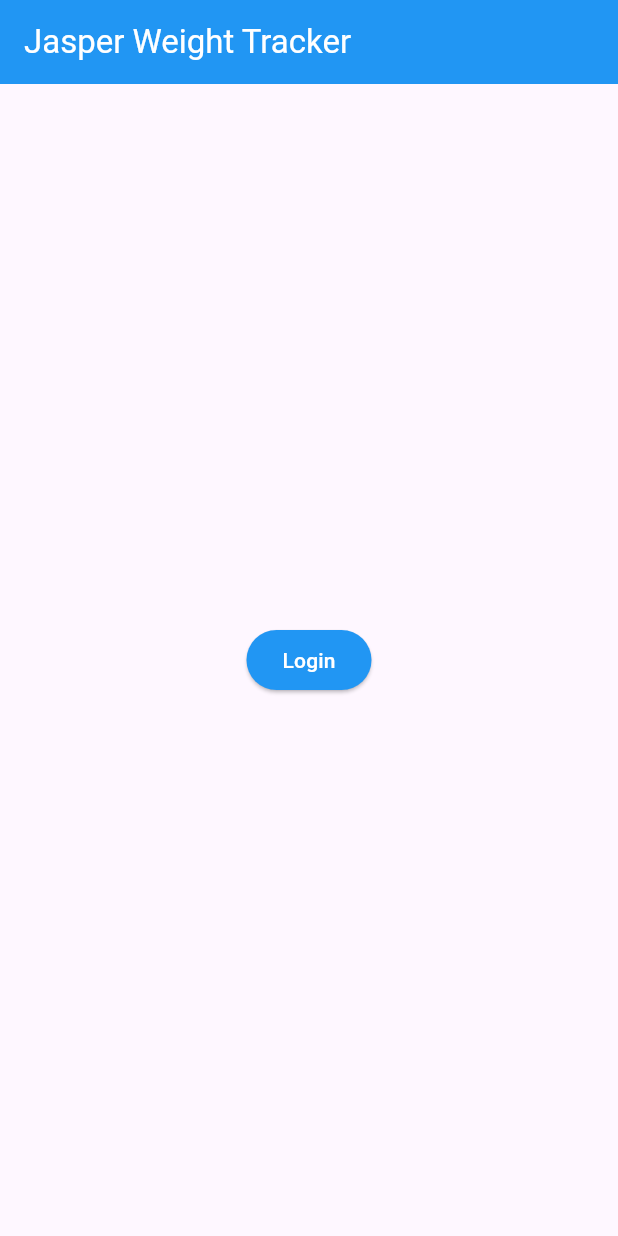
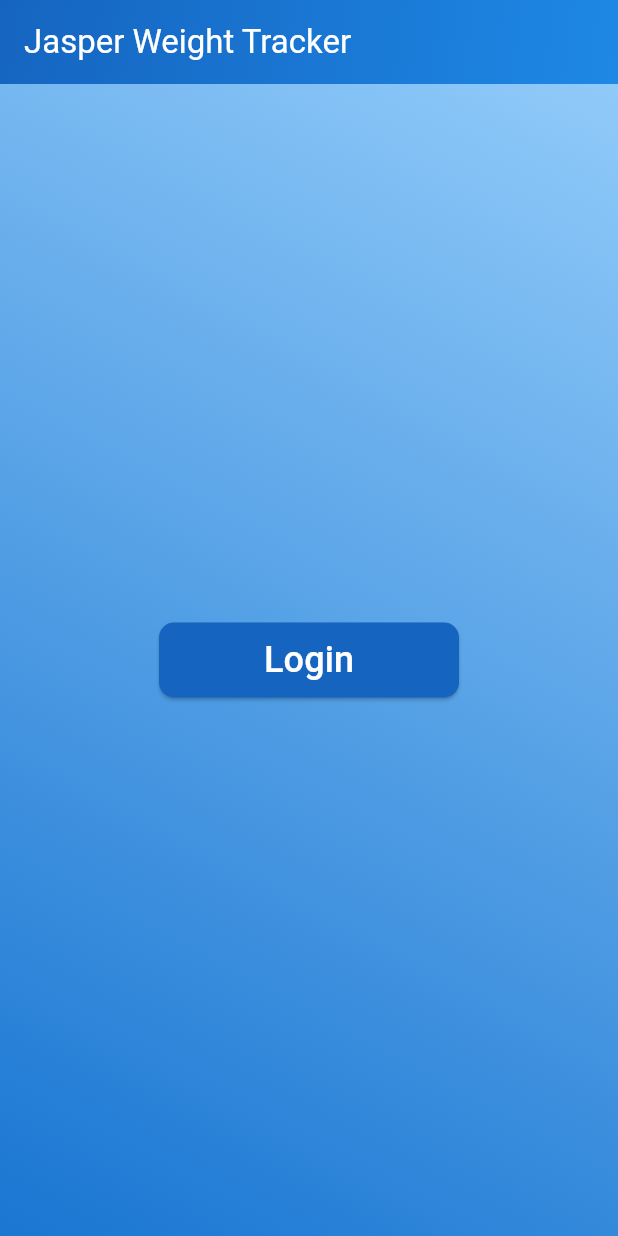
Before and after one commit to evliu/flutter-weight-tracker, a Flutter app: the screen it shows after launch, on a phone screen of 412 x 824 dp. Run offline on Flutter 3.47's test engine with Material 3 defaults, Android fonts, the phone set to English and light mode, and no system bars; our stand-ins replace firebase_auth, firebase_core; accounts and stored records are empty; generated files the repository leaves out were written again.

Commit message:
match style in login view

```diff
--- a/lib/src/views/login_view.dart
+++ b/lib/src/views/login_view.dart
@@ -16,22 +16,38 @@ class LoginView extends StatelessWidget {
   Widget build(BuildContext context) {
     return Scaffold(
       appBar: AppBar(
-        backgroundColor: Colors.blue,
-        title: const Text(
-          'Jasper Weight Tracker',
-          style: TextStyle(
-            color: Colors.white,
+        title: const Text('Jasper Weight Tracker'),
+        flexibleSpace: Container(
+          decoration: BoxDecoration(
+            gradient: LinearGradient(
+              colors: [Colors.blue[800]!, Colors.blue[600]!],
+              begin: Alignment.topLeft,
+              end: Alignment.bottomRight,
+            ),
           ),
         ),
       ),
-      body: Center(
-        child: ElevatedButton(
-          onPressed: authController.login,
-          style: ElevatedButton.styleFrom(
-            foregroundColor: Colors.white,
-            backgroundColor: Colors.blue,
+      body: Container(
+        decoration: BoxDecoration(
+          gradient: LinearGradient(
+            begin: Alignment.topRight,
+            end: Alignment.bottomLeft,
+            colors: [Colors.blue[200]!, Colors.blue[700]!],
           ),
-          child: const Text('Login'),
+        ),
+        child: Center(
+          child: ElevatedButton(
+            onPressed: authController.login,
+            style: ElevatedButton.styleFrom(
+              foregroundColor: Colors.white,
+              backgroundColor: Colors.blue[800]!,
+              fixedSize: const Size(200, 50),
+              shape: RoundedRectangleBorder(
+                borderRadius: BorderRadius.circular(10),
+              ),
+            ),
+            child: const Text('Login', style: TextStyle(fontSize: 24)),
+          ),
         ),
       ),
     );
```
